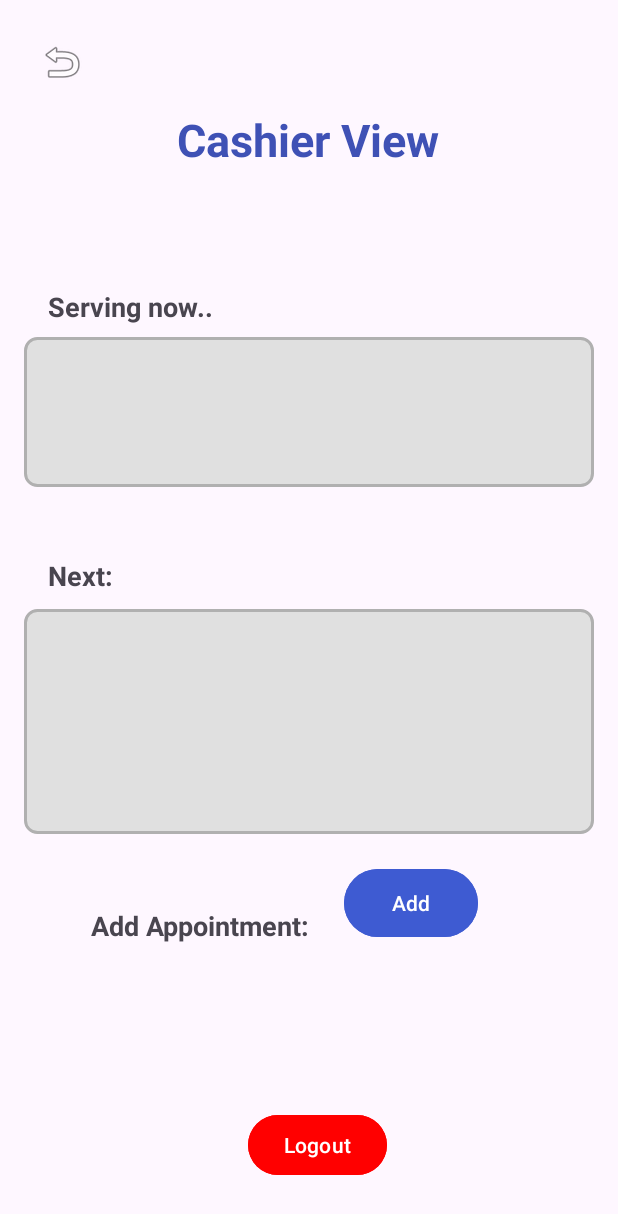
After one commit to ChristianJames22/QueuingApp, an Android app: the StudentCashierActivity screen opened directly, with no data from a screen before it, on a phone screen of 412 x 824 dp. The commit adds this screen. Shown: the top 1214 px of the screen. Run offline under Robolectric (Android 15) with nearby library versions, the phone set to English and light mode, and no system bars.

Commit message:
2nd commit

```diff
--- a/app/src/main/AndroidManifest.xml
+++ b/app/src/main/AndroidManifest.xml
@@ -12,11 +12,12 @@
         android:supportsRtl="true"
         android:theme="@style/Theme.AppQue"
         tools:targetApi="31">
+
         <activity
-            android:name=".UserCahierActivity"
+            android:name=".StudentCashierActivity"
             android:exported="false" />
         <activity
-            android:name=".StudentSelect"
+            android:name=".WindowSelectionActivity"
             android:exported="false" />
         <activity
             android:name=".Window4Activity"
--- a/app/src/main/java/com/example/appque/MainActivity.kt
+++ b/app/src/main/java/com/example/appque/MainActivity.kt
@@ -1,11 +1,11 @@
 package com.example.appque
 
 import android.content.Intent
-import androidx.appcompat.app.AppCompatActivity
 import android.os.Bundle
 import android.widget.Button
 import android.widget.EditText
 import android.widget.Toast
+import androidx.appcompat.app.AppCompatActivity
 
 class MainActivity : AppCompatActivity() {
 
@@ -19,7 +19,9 @@ class MainActivity : AppCompatActivity() {
         loginButton.setOnClickListener {
             val enteredId = idInput.text.toString().trim()
             if (enteredId.isNotEmpty()) {
+                // Checking if the entered ID is 2024-01 for WindowSelectionActivity
                 val intent = when (enteredId) {
+                    "2024-01" -> Intent(this, WindowSelectionActivity::class.java)  // New condition for 2024-01
                     "0001" -> Intent(this, CashierActivity::class.java)
                     "0002" -> Intent(this, Window1Activity::class.java)
                     "0003" -> Intent(this, Window2Activity::class.java)
@@ -30,7 +32,7 @@ class MainActivity : AppCompatActivity() {
                         return@setOnClickListener
                     }
                 }
-                intent.putExtra("toggledId", enteredId)
+                intent.putExtra("toggledId", enteredId)  // Optionally pass the ID for use in the next activity
                 startActivity(intent)
                 finish()  // Close MainActivity
             } else {
--- /dev/null
+++ b/app/src/main/java/com/example/appque/StudentCashierActivity.kt
@@ -0,0 +1,62 @@
+package com.example.appque
+
+import android.content.Intent
+import android.os.Bundle
+import android.widget.Button
+import android.widget.ImageButton
+import android.widget.Toast
+import androidx.appcompat.app.AlertDialog
+import androidx.appcompat.app.AppCompatActivity
+
+class StudentCashierActivity : AppCompatActivity() {
+
+    override fun onCreate(savedInstanceState: Bundle?) {
+        super.onCreate(savedInstanceState)
+        setContentView(R.layout.activity_student_cashier)  // Use the Cashier layout
+
+        // Handle the Back Arrow Button logic
+        val backArrowButton = findViewById<ImageButton>(R.id.backArrowButton)
+        backArrowButton.setOnClickListener {
+            navigateBackToWindowSelection()  // Navigate to WindowSelectionActivity
+        }
+
+        // Handle the Logout button logic
+        val logoutButton = findViewById<Button>(R.id.logoutButton)
+        logoutButton.setOnClickListener {
+            showLogoutConfirmationDialog()
+        }
+    }
+
+    // Function to show the confirmation dialog before logging out
+    private fun showLogoutConfirmationDialog() {
+        // Create an AlertDialog
+        val builder = AlertDialog.Builder(this)
+        builder.setMessage("Are you sure you want to log out?")
+            .setCancelable(false)  // Prevents the dialog from being dismissed by tapping outside
+            .setPositiveButton("Yes") { dialog, id ->
+                navigateBackToLogin()  // Navigate back to MainActivity (Login page)
+                Toast.makeText(this, "Logged out successfully", Toast.LENGTH_SHORT).show()
+            }
+            .setNegativeButton("No") { dialog, id ->
+                dialog.dismiss()  // Dismiss the dialog if user chooses No
+            }
+
+        // Show the AlertDialog
+        val alert = builder.create()
+        alert.show()
+    }
+
+    // Navigate back to MainActivity (Login page)
+    private fun navigateBackToLogin() {
+        val intent = Intent(this, MainActivity::class.java)
+        startActivity(intent)
+        finish()  // Close current activity to ensure the user can't navigate back to it
+    }
+
+    // Navigate back to WindowSelectionActivity
+    private fun navigateBackToWindowSelection() {
+        val intent = Intent(this, WindowSelectionActivity::class.java)
+        startActivity(intent)
+        finish()  // Close current activity
+    }
+}
--- /dev/null
+++ b/app/src/main/res/drawable/ic_menu_revert.xml
@@ -0,0 +1,5 @@
+<vector xmlns:android="http://schemas.android.com/apk/res/android" android:autoMirrored="true" android:height="24dp" android:tint="#000000" android:viewportHeight="24" android:viewportWidth="24" android:width="24dp">
+
+    <path android:fillColor="@android:color/white" android:pathData="M20,11H7.83l5.59,-5.59L12,4l-8,8 8,8 1.41,-1.41L7.83,13H20v-2z"/>
+
+</vector>
--- a/app/src/main/res/layout/activity_main.xml
+++ b/app/src/main/res/layout/activity_main.xml
@@ -7,7 +7,6 @@
     tools:context=".MainActivity">
 
 
-    <!-- Title Text 1 -->
     <TextView
         android:id="@+id/titleText1"
         android:layout_width="wrap_content"
@@ -21,7 +20,6 @@
         app:layout_constraintEnd_toEndOf="parent"
         android:layout_marginTop="32dp" />
 
-    <!-- Title Text 2 -->
     <TextView
         android:id="@+id/titleText2"
         android:layout_width="wrap_content"
--- /dev/null
+++ b/app/src/main/res/layout/activity_student_cashier.xml
@@ -0,0 +1,141 @@
+<?xml version="1.0" encoding="utf-8"?>
+<androidx.constraintlayout.widget.ConstraintLayout
+    xmlns:android="http://schemas.android.com/apk/res/android"
+    xmlns:app="http://schemas.android.com/apk/res-auto"
+    xmlns:tools="http://schemas.android.com/tools"
+    android:layout_width="match_parent"
+    android:layout_height="match_parent"
+    android:padding="16dp"
+    tools:context=".StudentCashierActivity">
+
+    <!-- Back Arrow Button on the left side -->
+
+    <!-- Title for Cashier -->
+
+    <!-- Add other layout elements like buttons and textviews for Cashier View -->
+
+    <ImageButton
+        android:id="@+id/backArrowButton"
+        android:layout_width="50dp"
+        android:layout_height="50dp"
+        android:background="?android:attr/selectableItemBackgroundBorderless"
+        android:contentDescription="Back"
+        android:src="@android:drawable/ic_menu_revert"
+        app:layout_constraintBottom_toBottomOf="parent"
+        app:layout_constraintEnd_toEndOf="parent"
+        app:layout_constraintHorizontal_bias="0.0"
+        app:layout_constraintStart_toStartOf="parent"
+        app:layout_constraintTop_toTopOf="parent"
+        app:layout_constraintVertical_bias="0.0" />
+
+    <TextView
+        android:id="@+id/title"
+        android:layout_width="wrap_content"
+        android:layout_height="wrap_content"
+        android:text="Cashier View"
+        android:textColor="#3F51B5"
+        android:textSize="30sp"
+        android:textStyle="bold"
+        app:layout_constraintBottom_toTopOf="@+id/logoutButton"
+        app:layout_constraintEnd_toEndOf="parent"
+        app:layout_constraintHorizontal_bias="0.497"
+        app:layout_constraintStart_toStartOf="parent"
+        app:layout_constraintTop_toTopOf="parent"
+        app:layout_constraintVertical_bias="0.083" />
+
+    <TextView
+        android:id="@+id/tvServingLabel"
+        android:layout_width="wrap_content"
+        android:layout_height="wrap_content"
+        android:text="Serving now.."
+        android:textSize="18sp"
+        android:textStyle="bold"
+        app:layout_constraintBottom_toBottomOf="parent"
+        app:layout_constraintEnd_toEndOf="parent"
+        app:layout_constraintHorizontal_bias="0.059"
+        app:layout_constraintStart_toStartOf="parent"
+        app:layout_constraintTop_toTopOf="parent"
+        app:layout_constraintVertical_bias="0.229" />
+
+    <TextView
+        android:id="@+id/tvServingNow"
+        android:layout_width="0dp"
+        android:layout_height="100dp"
+        android:layout_marginTop="8dp"
+        android:background="@drawable/text_view_border"
+        android:gravity="center"
+        app:layout_constraintEnd_toEndOf="parent"
+        app:layout_constraintHorizontal_bias="1.0"
+        app:layout_constraintStart_toStartOf="parent"
+        app:layout_constraintTop_toBottomOf="@id/tvServingLabel" />
+
+    <TextView
+        android:id="@+id/tvNextLabel"
+        android:layout_width="wrap_content"
+        android:layout_height="wrap_content"
+        android:text="Next:"
+        android:textSize="18sp"
+        android:textStyle="bold"
+        app:layout_constraintBottom_toTopOf="@+id/tvNextInLine"
+        app:layout_constraintEnd_toEndOf="parent"
+        app:layout_constraintHorizontal_bias="0.047"
+        app:layout_constraintStart_toStartOf="parent"
+        app:layout_constraintTop_toBottomOf="@+id/tvServingNow"
+        app:layout_constraintVertical_bias="0.825" />
+
+    <TextView
+        android:id="@+id/tvNextInLine"
+        android:layout_width="0dp"
+        android:layout_height="150dp"
+        android:background="@drawable/text_view_border"
+        android:gravity="center"
+        app:layout_constraintBottom_toBottomOf="parent"
+        app:layout_constraintEnd_toEndOf="parent"
+        app:layout_constraintHorizontal_bias="0.0"
+        app:layout_constraintStart_toStartOf="parent"
+        app:layout_constraintTop_toBottomOf="@+id/tvServingNow"
+        app:layout_constraintVertical_bias="0.244" />
+
+    <TextView
+        android:id="@+id/tvaddApoinment1"
+        android:layout_width="wrap_content"
+        android:layout_height="wrap_content"
+        android:text="Add Appointment:"
+        android:textSize="18sp"
+        android:textStyle="bold"
+        app:layout_constraintBottom_toBottomOf="parent"
+        app:layout_constraintEnd_toStartOf="@+id/addButton"
+        app:layout_constraintHorizontal_bias="0.666"
+        app:layout_constraintStart_toStartOf="parent"
+        app:layout_constraintTop_toBottomOf="@+id/tvServingNow"
+        app:layout_constraintVertical_bias="0.611" />
+
+    <Button
+        android:id="@+id/addButton"
+        android:layout_width="89dp"
+        android:layout_height="53dp"
+        android:backgroundTint="@color/blue"
+        android:text="Add"
+        android:textColor="@android:color/white"
+        app:layout_constraintBottom_toBottomOf="parent"
+        app:layout_constraintEnd_toEndOf="parent"
+        app:layout_constraintHorizontal_bias="0.734"
+        app:layout_constraintStart_toStartOf="parent"
+        app:layout_constraintTop_toBottomOf="@+id/tvNextInLine"
+        app:layout_constraintVertical_bias="0.098" />
+
+    <Button
+        android:id="@+id/logoutButton"
+        android:layout_width="wrap_content"
+        android:layout_height="wrap_content"
+        android:backgroundTint="#FF0000"
+        android:text="Logout"
+        android:textColor="#FFFFFF"
+        app:layout_constraintBottom_toBottomOf="parent"
+        app:layout_constraintEnd_toEndOf="parent"
+        app:layout_constraintHorizontal_bias="0.52"
+        app:layout_constraintStart_toStartOf="parent"
+        app:layout_constraintTop_toBottomOf="@+id/tvNextInLine"
+        app:layout_constraintVertical_bias="0.898" />
+
+</androidx.constraintlayout.widget.ConstraintLayout>
--- a/app/src/main/res/layout/activity_window2.xml
+++ b/app/src/main/res/layout/activity_window2.xml
@@ -92,7 +92,7 @@
         android:id="@+id/nextButton"
         android:layout_width="wrap_content"
         android:layout_height="wrap_content"
-        android:backgroundTint="@android:color/darker_gray"
+        android:backgroundTint="@color/Charcoal"
         android:text="Next"
         android:textColor="@android:color/white"
         app:layout_constraintBottom_toBottomOf="parent"
--- a/app/src/main/res/layout/activity_window3.xml
+++ b/app/src/main/res/layout/activity_window3.xml
@@ -92,7 +92,7 @@
         android:id="@+id/nextButton"
         android:layout_width="wrap_content"
         android:layout_height="wrap_content"
-        android:backgroundTint="@android:color/darker_gray"
+        android:backgroundTint="@color/Charcoal"
         android:text="Next"
         android:textColor="@android:color/white"
         app:layout_constraintBottom_toBottomOf="parent"
--- a/app/src/main/res/layout/activity_window4.xml
+++ b/app/src/main/res/layout/activity_window4.xml
@@ -92,7 +92,7 @@
         android:id="@+id/nextButton"
         android:layout_width="wrap_content"
         android:layout_height="wrap_content"
-        android:backgroundTint="@android:color/darker_gray"
+        android:backgroundTint="@color/Charcoal"
         android:text="Next"
         android:textColor="@android:color/white"
         app:layout_constraintBottom_toBottomOf="parent"
--- a/app/src/main/res/values/colors.xml
+++ b/app/src/main/res/values/colors.xml
@@ -3,4 +3,6 @@
     <color name="black">#FF000000</color>
     <color name="white">#FFFFFFFF</color>
     <color name="blue">#3E5BD2</color>
+    <color name="Charcoal">#000000</color>
+
 </resources>
--- a/app/src/main/res/values/ids.xml
+++ b/app/src/main/res/values/ids.xml
@@ -2,4 +2,9 @@
 <resources>
     <item name="servingNowText" type="id" />
     <item name="logoutButton" type="id" />
+    <item name="buttonCashier" type="id" />
+    <item name="buttonWindow1" type="id" />
+    <item name="buttonWindow2" type="id" />
+    <item name="buttonWindow3" type="id" />
+    <item name="buttonWindow4" type="id" />
 </resources>
```
Also changed, not shown: app/src/main/java/com/example/appque/WindowSelectionActivity.kt (added, +47 -0 lines), app/src/main/res/layout/activity_window_selection.xml (added, +91 -0 lines), 1 other file.
